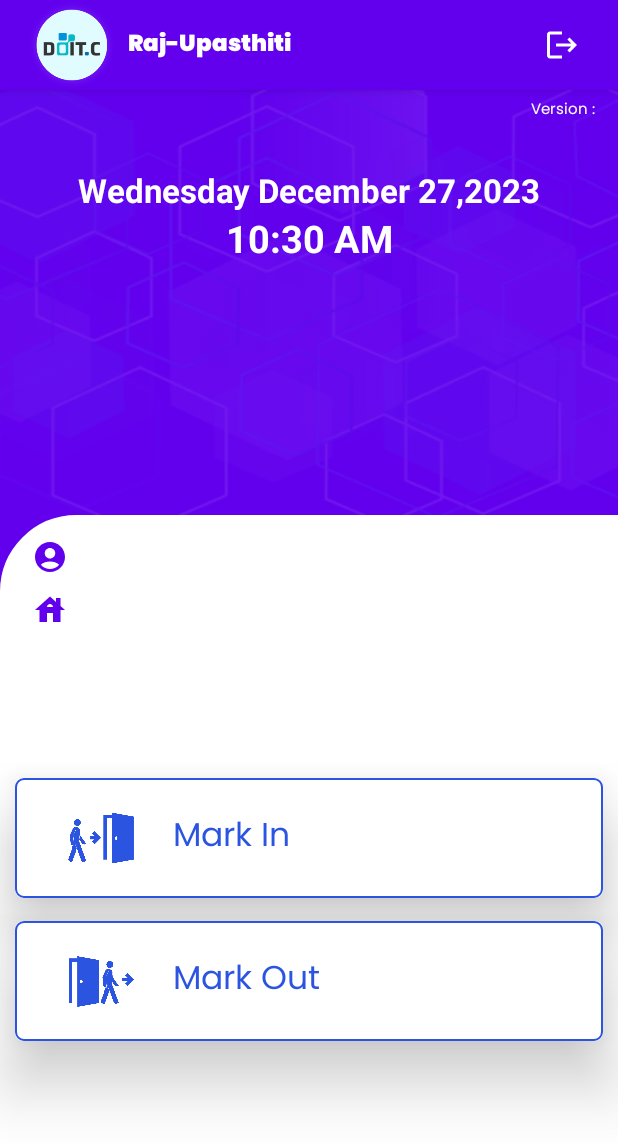
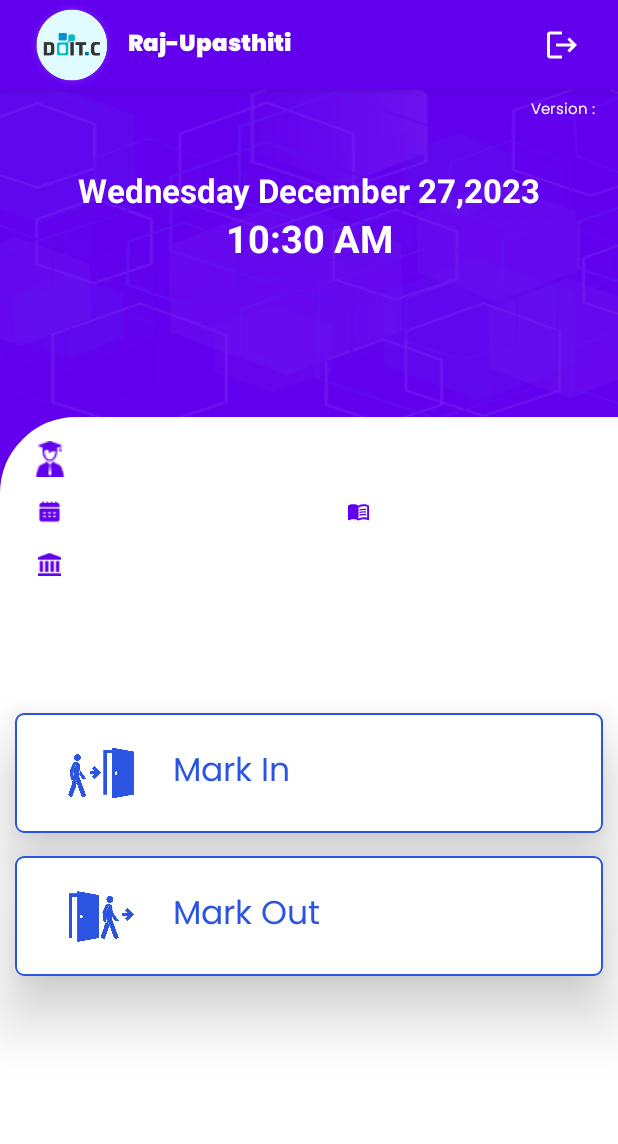
Before and after one commit to amitchodhary0786/RajAttendance, an Android app: the MainActivity screen opened directly, with no data from a screen before it, on a phone screen of 412 x 824 dp. Shown: the top 1144 px of the screen. Run offline under Robolectric (Android 15) with nearby library versions, the phone set to English and light mode, and no system bars.

Commit message:
initial commit 27/12/2023

```diff
--- /dev/null
+++ b/app/src/main/res/drawable/course.xml
@@ -0,0 +1,8 @@
+<vector android:autoMirrored="true" android:height="24dp"
+    android:tint="#000000" android:viewportHeight="24"
+    android:viewportWidth="24" android:width="24dp" xmlns:android="http://schemas.android.com/apk/res/android">
+    <path android:fillColor="@android:color/white" android:pathData="M21,5c-1.11,-0.35 -2.33,-0.5 -3.5,-0.5c-1.95,0 -4.05,0.4 -5.5,1.5c-1.45,-1.1 -3.55,-1.5 -5.5,-1.5S2.45,4.9 1,6v14.65c0,0.25 0.25,0.5 0.5,0.5c0.1,0 0.15,-0.05 0.25,-0.05C3.1,20.45 5.05,20 6.5,20c1.95,0 4.05,0.4 5.5,1.5c1.35,-0.85 3.8,-1.5 5.5,-1.5c1.65,0 3.35,0.3 4.75,1.05c0.1,0.05 0.15,0.05 0.25,0.05c0.25,0 0.5,-0.25 0.5,-0.5V6C22.4,5.55 21.75,5.25 21,5zM21,18.5c-1.1,-0.35 -2.3,-0.5 -3.5,-0.5c-1.7,0 -4.15,0.65 -5.5,1.5V8c1.35,-0.85 3.8,-1.5 5.5,-1.5c1.2,0 2.4,0.15 3.5,0.5V18.5z"/>
+    <path android:fillColor="@android:color/white" android:pathData="M17.5,10.5c0.88,0 1.73,0.09 2.5,0.26V9.24C19.21,9.09 18.36,9 17.5,9c-1.7,0 -3.24,0.29 -4.5,0.83v1.66C14.13,10.85 15.7,10.5 17.5,10.5z"/>
+    <path android:fillColor="@android:color/white" android:pathData="M13,12.49v1.66c1.13,-0.64 2.7,-0.99 4.5,-0.99c0.88,0 1.73,0.09 2.5,0.26V11.9c-0.79,-0.15 -1.64,-0.24 -2.5,-0.24C15.8,11.66 14.26,11.96 13,12.49z"/>
+    <path android:fillColor="@android:color/white" android:pathData="M17.5,14.33c-1.7,0 -3.24,0.29 -4.5,0.83v1.66c1.13,-0.64 2.7,-0.99 4.5,-0.99c0.88,0 1.73,0.09 2.5,0.26v-1.52C19.21,14.41 18.36,14.33 17.5,14.33z"/>
+</vector>
--- a/app/src/main/res/layout/activity_main.xml
+++ b/app/src/main/res/layout/activity_main.xml
@@ -62,7 +62,7 @@
     <LinearLayout
         android:layout_width="match_parent"
         android:layout_height="0dp"
-        android:layout_weight="1.3"
+        android:layout_weight="1"
         android:gravity="right"
         android:orientation="vertical"
         android:background="@drawable/loginback"
@@ -136,7 +136,7 @@
     <LinearLayout
         android:layout_width="match_parent"
         android:layout_height="0dp"
-        android:layout_weight="2.2"
+        android:layout_weight="2.5"
         android:gravity="top"
         android:orientation="vertical"
         android:background="@drawable/lldesign"
@@ -157,9 +157,10 @@
                 <ImageView
                     android:layout_width="35dp"
                     android:layout_height="35dp"
-                    android:src="@drawable/user"
+                    android:src="@drawable/student"
                     android:scaleType="centerInside"
-                    app:tint="@color/design_default_color_primary"></ImageView>
+                    app:tint="@color/design_default_color_primary"
+                    android:padding="5dp"></ImageView>
 
                 <TextView
                     android:id="@+id/tv_name"
@@ -169,6 +170,63 @@
                     android:fontFamily="@font/poppinsmed"
                     android:textColor="@color/black"></TextView>
             </LinearLayout>
+
+
+
+            <LinearLayout
+                android:layout_width="match_parent"
+                android:layout_height="wrap_content"
+                android:orientation="horizontal">
+
+                <LinearLayout
+                    android:layout_width="0dp"
+                    android:layout_weight="1"
+                    android:layout_height="wrap_content"
+                    android:orientation="horizontal"
+                    android:gravity="center_vertical"
+                    android:layout_marginLeft="15dp">
+                    <ImageView
+                        android:layout_width="35dp"
+                        android:layout_height="35dp"
+                        android:src="@drawable/year"
+                        android:scaleType="centerInside"
+                        app:tint="@color/design_default_color_primary"
+                        android:padding="10dp"></ImageView>
+
+                    <TextView
+                        android:id="@+id/tv_year"
+                        android:layout_width="wrap_content"
+                        android:layout_height="wrap_content"
+                        android:text=""
+                        android:fontFamily="@font/poppinsmed"
+                        android:textColor="@color/black"></TextView>
+                </LinearLayout>
+                <LinearLayout
+                    android:layout_width="0dp"
+                    android:layout_weight="1"
+                    android:layout_height="wrap_content"
+                    android:orientation="horizontal"
+                    android:gravity="center_vertical"
+                    android:layout_marginLeft="15dp">
+                    <ImageView
+                        android:layout_width="35dp"
+                        android:layout_height="35dp"
+                        android:src="@drawable/course"
+                        android:scaleType="centerInside"
+                        app:tint="@color/design_default_color_primary"
+                        android:padding="10dp"></ImageView>
+
+                    <TextView
+                        android:id="@+id/tv_coursename"
+                        android:layout_width="wrap_content"
+                        android:layout_height="wrap_content"
+                        android:text=""
+                        android:fontFamily="@font/poppinsmed"
+                        android:textColor="@color/black"></TextView>
+                </LinearLayout>
+            </LinearLayout>
+
+
             <LinearLayout
                 android:layout_width="match_parent"
                 android:layout_height="wrap_content"
@@ -178,9 +236,10 @@
                 <ImageView
                     android:layout_width="35dp"
                     android:layout_height="35dp"
-                    android:src="@drawable/house"
+                    android:src="@drawable/college"
                     android:scaleType="centerInside"
-                    app:tint="@color/design_default_color_primary"></ImageView>
+                    app:tint="@color/design_default_color_primary"
+                    android:padding="10dp"></ImageView>
 
                 <TextView
                     android:id="@+id/tv_deptname"
@@ -191,6 +250,8 @@
                     android:gravity="bottom"
                     android:textColor="@color/black"></TextView>
             </LinearLayout>
+
+
 
         </LinearLayout>
         <LinearLayout
```
Also changed, not shown: app/build.gradle (+10 -0 lines), app/src/main/java/com/gov/doitc/rajattendance/MainActivity.java (+39 -1 lines), app/src/main/java/com/gov/doitc/rajattendance/utils/WebUrls.java (+6 -6 lines), app/src/main/res/values/styles.xml (added, +7 -0 lines), app/src/main/res/drawable/college.png (added), app/src/main/res/drawable/student.png (added), app/src/main/res/drawable/year.png (added), 3 other files.
